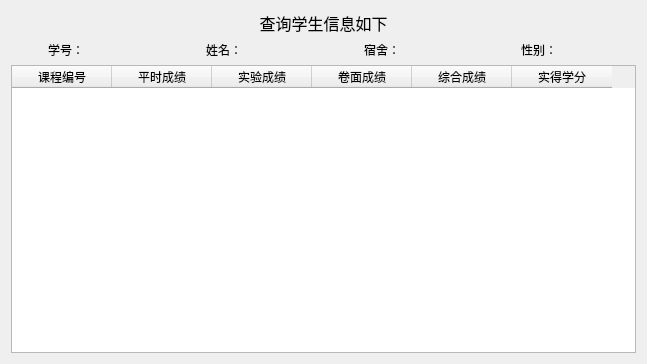
Old version of the form showstudialog.ui in the repository xzjqx/Student-Management.
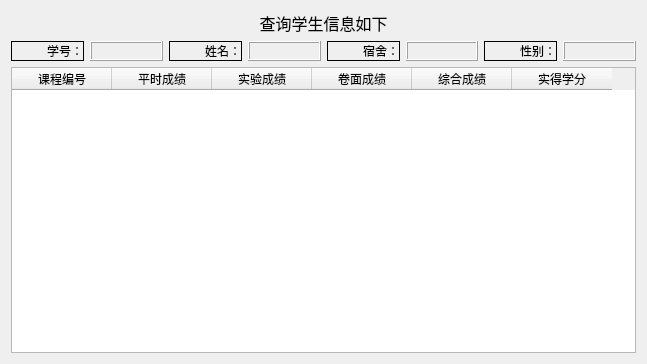
New version of the form. Icons and pictures are not drawn.

```diff
--- a/showstudialog.ui
+++ b/showstudialog.ui
@@ -43,6 +43,12 @@
           <layout class="QHBoxLayout" name="horizontalLayout">
            <item>
             <widget class="QLabel" name="label">
+             <property name="frameShape">
+              <enum>QFrame::Box</enum>
+             </property>
+             <property name="frameShadow">
+              <enum>QFrame::Plain</enum>
+             </property>
              <property name="text">
               <string>&lt;html&gt;&lt;head/&gt;&lt;body&gt;&lt;p align=&quot;right&quot;&gt;学号：&lt;/p&gt;&lt;/body&gt;&lt;/html&gt;</string>
              </property>
@@ -50,6 +56,12 @@
            </item>
            <item>
             <widget class="QLabel" name="stuIdLabel">
+             <property name="frameShape">
+              <enum>QFrame::Box</enum>
+             </property>
+             <property name="frameShadow">
+              <enum>QFrame::Raised</enum>
+             </property>
              <property name="text">
               <string/>
              </property>
@@ -61,6 +73,9 @@
           <layout class="QHBoxLayout" name="horizontalLayout_2">
            <item>
             <widget class="QLabel" name="label_2">
+             <property name="frameShape">
+              <enum>QFrame::Box</enum>
+             </property>
              <property name="text">
               <string>&lt;html&gt;&lt;head/&gt;&lt;body&gt;&lt;p align=&quot;right&quot;&gt;姓名：&lt;/p&gt;&lt;/body&gt;&lt;/html&gt;</string>
              </property>
@@ -68,6 +83,12 @@
            </item>
            <item>
             <widget class="QLabel" name="stuNameLabel">
+             <property name="frameShape">
+              <enum>QFrame::Box</enum>
+             </property>
+             <property name="frameShadow">
+              <enum>QFrame::Raised</enum>
+             </property>
              <property name="text">
               <string/>
              </property>
@@ -79,6 +100,12 @@
           <layout class="QHBoxLayout" name="horizontalLayout_4">
            <item>
             <widget class="QLabel" name="label_3">
+             <property name="frameShape">
+              <enum>QFrame::Box</enum>
+             </property>
+             <property name="frameShadow">
+              <enum>QFrame::Plain</enum>
+             </property>
              <property name="text">
               <string>&lt;html&gt;&lt;head/&gt;&lt;body&gt;&lt;p align=&quot;right&quot;&gt;宿舍：&lt;/p&gt;&lt;/body&gt;&lt;/html&gt;</string>
              </property>
@@ -86,6 +113,12 @@
            </item>
            <item>
             <widget class="QLabel" name="stuRoomLabel">
+             <property name="frameShape">
+              <enum>QFrame::Box</enum>
+             </property>
+             <property name="frameShadow">
+              <enum>QFrame::Raised</enum>
+             </property>
              <property name="text">
               <string/>
              </property>
@@ -97,6 +130,12 @@
           <layout class="QHBoxLayout" name="horizontalLayout_3">
            <item>
             <widget class="QLabel" name="label_4">
+             <property name="frameShape">
+              <enum>QFrame::Box</enum>
+             </property>
+             <property name="frameShadow">
+              <enum>QFrame::Plain</enum>
+             </property>
              <property name="text">
               <string>&lt;html&gt;&lt;head/&gt;&lt;body&gt;&lt;p align=&quot;right&quot;&gt;性别：&lt;/p&gt;&lt;/body&gt;&lt;/html&gt;</string>
              </property>
@@ -104,6 +143,12 @@
            </item>
            <item>
             <widget class="QLabel" name="stuSexLabel">
+             <property name="frameShape">
+              <enum>QFrame::Box</enum>
+             </property>
+             <property name="frameShadow">
+              <enum>QFrame::Raised</enum>
+             </property>
              <property name="text">
               <string/>
              </property>
```
Left out of the diff: 8 changed lines with no effect on the pictures.
